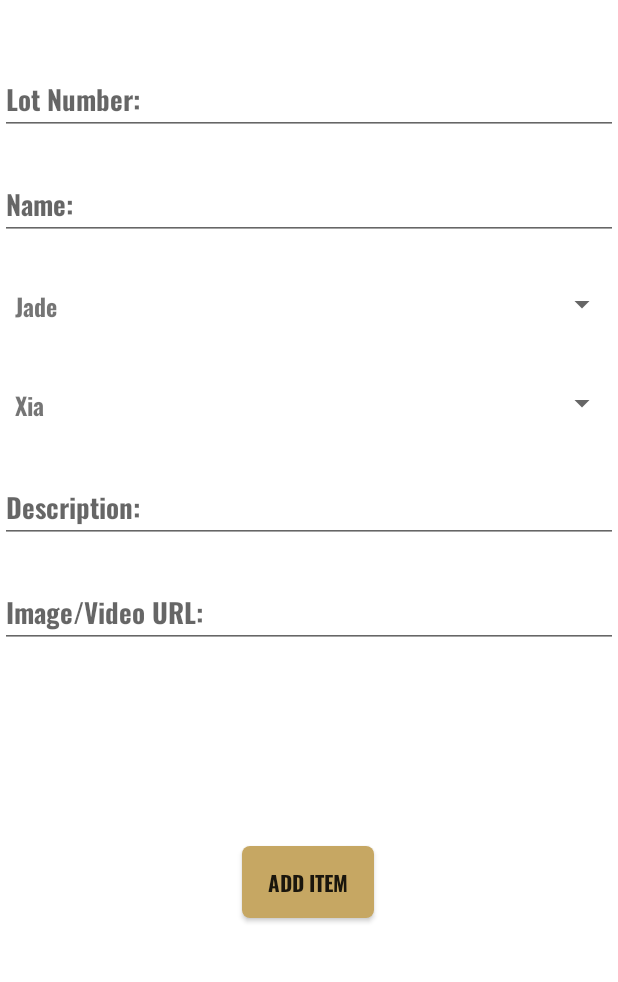
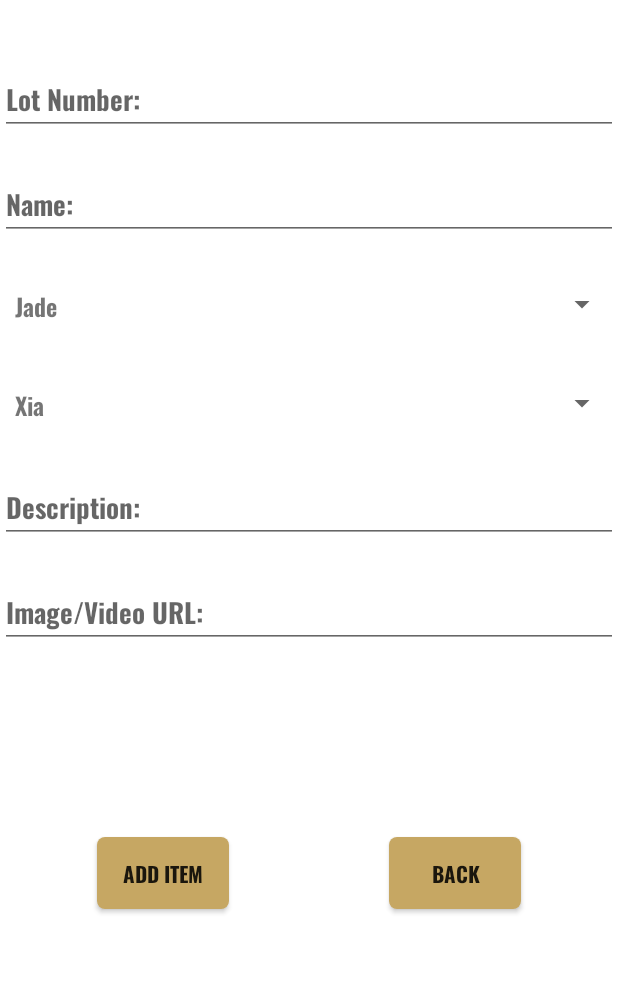
Before and after one commit to MBZ-0/TAAM-Collection-Management-App, an Android app: the fragment AddItemFragment placed in its activity, on a phone screen of 412 x 824 dp, the part 61-1043 px from its top. Run offline under Robolectric (Android 15) with nearby library versions, the phone set to English and light mode, and no system bars; our stand-ins replace Firebase (no records; nobody signed in at launch, a user with empty details on screens opened directly); pictures from the network do not load.

Commit message:
feat: added a back button in add item

```diff
--- a/app/src/main/java/com/tbb/taamcollection/AddItemFragment.java
+++ b/app/src/main/java/com/tbb/taamcollection/AddItemFragment.java
@@ -13,6 +13,7 @@ import android.widget.TextView;
 import androidx.annotation.NonNull;
 import androidx.annotation.Nullable;
 import androidx.fragment.app.Fragment;
+import androidx.fragment.app.FragmentTransaction;
 
 import com.google.firebase.database.DatabaseReference;
 import com.google.firebase.database.FirebaseDatabase;
@@ -21,7 +22,7 @@ public class AddItemFragment extends Fragment {
     private EditText editTextLotNum, editTextName, editTextDescription, editTextUrl;
     private Spinner spinnerCategory, spinnerPeriod;
     private TextView errorField;
-    private Button buttonAdd;
+    private Button buttonAdd, buttonBack;
 
     private FirebaseDatabase db;
     private DatabaseReference itemsRef;
@@ -39,6 +40,7 @@ public class AddItemFragment extends Fragment {
         editTextDescription = view.findViewById(R.id.editTextDescription);
         editTextUrl = view.findViewById(R.id.editTextUrl);
         buttonAdd = view.findViewById(R.id.buttonAdd);
+        buttonBack = view.findViewById(R.id.buttonAddReturn);
         errorField = view.findViewById(R.id.textViewError);
 
         ArrayAdapter<CharSequence> categoryadapter = ArrayAdapter.createFromResource(getContext(),
@@ -61,6 +63,13 @@ public class AddItemFragment extends Fragment {
             public void onClick(View v) {
                 System.out.println(itemdb);
                 addItem();
+            }
+        });
+
+        buttonBack.setOnClickListener(new View.OnClickListener() {
+            @Override
+            public void onClick(View v) {
+                loadFragment(new HomeFragment());
             }
         });
 
@@ -125,4 +134,11 @@ public class AddItemFragment extends Fragment {
         itemdb.add(item);
         itemdb.updateDatabase();
     }
+
+    private void loadFragment(Fragment fragment) {
+        FragmentTransaction transaction = getParentFragmentManager().beginTransaction();
+        transaction.replace(R.id.fragment_container, fragment);
+        transaction.addToBackStack(null);
+        transaction.commit();
+    }
 }
--- a/app/src/main/res/layout/add_item_fragment.xml
+++ b/app/src/main/res/layout/add_item_fragment.xml
@@ -42,20 +42,6 @@
         app:layout_constraintStart_toStartOf="parent"
         app:layout_constraintTop_toBottomOf="@+id/editTextLotNum" />
 
-    <Button
-        android:id="@+id/buttonAdd"
-        android:layout_width="wrap_content"
-        android:layout_height="wrap_content"
-        android:background="@drawable/button_background"
-        android:fontFamily="@font/oswald_bold"
-        android:text="@string/add_item"
-        app:layout_constraintBottom_toBottomOf="parent"
-        app:layout_constraintEnd_toEndOf="parent"
-        app:layout_constraintHorizontal_bias="0.498"
-        app:layout_constraintStart_toStartOf="parent"
-        app:layout_constraintTop_toBottomOf="@+id/textViewError"
-        app:layout_constraintVertical_bias="0.323" />
-
     <TextView
         android:id="@+id/textViewError"
         android:layout_width="300dp"
@@ -97,4 +83,32 @@
         app:layout_constraintStart_toStartOf="parent"
         app:layout_constraintTop_toBottomOf="@+id/editTextDescription" />
 
+    <Button
+        android:id="@+id/buttonAddReturn"
+        android:layout_width="wrap_content"
+        android:layout_height="wrap_content"
+        android:background="@drawable/button_background"
+        android:fontFamily="@font/oswald_bold"
+        android:text="Back"
+        app:layout_constraintBottom_toBottomOf="parent"
+        app:layout_constraintEnd_toEndOf="parent"
+        app:layout_constraintHorizontal_bias="0.8"
+        app:layout_constraintStart_toStartOf="parent"
+        app:layout_constraintTop_toBottomOf="@+id/textViewError"
+        app:layout_constraintVertical_bias="0.3" />
+
+    <Button
+        android:id="@+id/buttonAdd"
+        android:layout_width="wrap_content"
+        android:layout_height="wrap_content"
+        android:background="@drawable/button_background"
+        android:fontFamily="@font/oswald_bold"
+        android:text="@string/add_item"
+        app:layout_constraintBottom_toBottomOf="parent"
+        app:layout_constraintEnd_toEndOf="parent"
+        app:layout_constraintHorizontal_bias="0.2"
+        app:layout_constraintStart_toStartOf="parent"
+        app:layout_constraintTop_toBottomOf="@+id/textViewError"
+        app:layout_constraintVertical_bias="0.3" />
+
 </androidx.constraintlayout.widget.ConstraintLayout>
```
